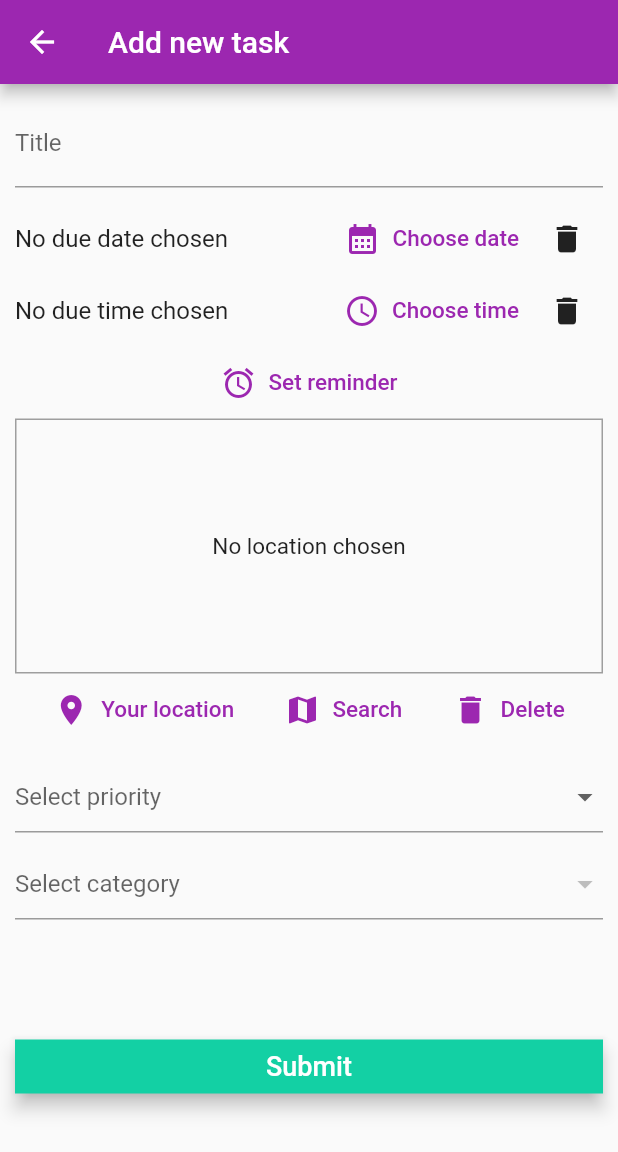
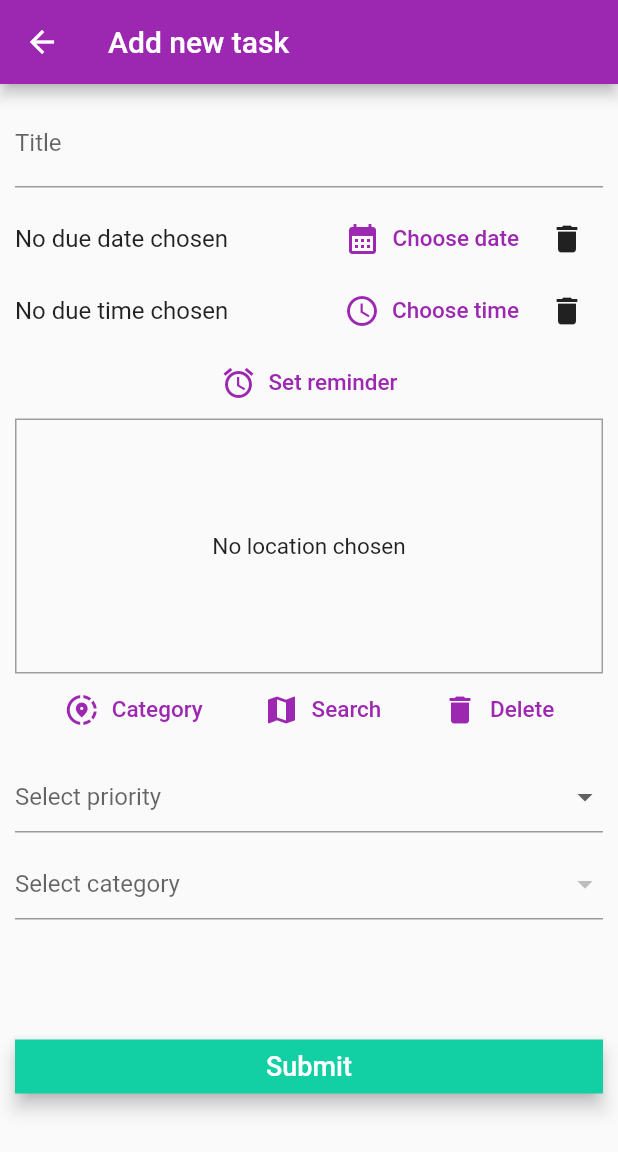
Before and after one commit to MocanuAlexandra/PlanifyApp, a Flutter app: the AddEditTaskScreen screen opened by its route, on a phone screen of 412 x 824 dp. Shown: the top 1152 px of the screen. Run offline on Flutter 3.47's test engine with Material 2 defaults, Android fonts, the light colour scheme and no system bars; our stand-ins replace awesome_notifications, cloud_firestore, firebase_auth, firebase_core, flutter_form_builder, flutter_typeahead and 4 more; missing offline and left inert: google_maps_webservice_ex, month_picker_dialog_2; accounts and stored records are empty.

Commit message:
Code refactoring: Map

```diff
--- a/planify_app/lib/helpers/location_helper.dart
+++ b/planify_app/lib/helpers/location_helper.dart
@@ -1,5 +1,6 @@
 import 'dart:convert';
 import 'package:http/http.dart' as http;
+import 'package:location/location.dart';
 
 const GOOGLE_API_KEY = 'AIzaSyBCtWNcI4lD7pMey-ZghzlfRvFjQ2FfLhM';
 
@@ -21,4 +22,8 @@ class LocationHelper {
   static getApiKey() {
     return GOOGLE_API_KEY;
   }
+
+  static getCurrentLocation() {
+    return Location().getLocation();
+  }
 }
--- a/planify_app/lib/widgets/location/location_input.dart
+++ b/planify_app/lib/widgets/location/location_input.dart
@@ -140,10 +140,10 @@ class _LocationInputState extends State<LocationInput> {
           mainAxisAlignment: MainAxisAlignment.spaceEvenly,
           children: [
             TextButton.icon(
-              onPressed: _getCurrentUserLocation,
-              icon: const Icon(Icons.location_on),
+              onPressed: (){},
+              icon: const Icon(Icons.share_location_sharp),
               label: const Text(
-                'Your location',
+                'Category',
                 style: TextStyle(fontSize: 15),
               ),
               style: TextButton.styleFrom(
```
Also changed, not shown: planify_app/lib/screens/location/map_screen.dart (+33 -1 lines).
